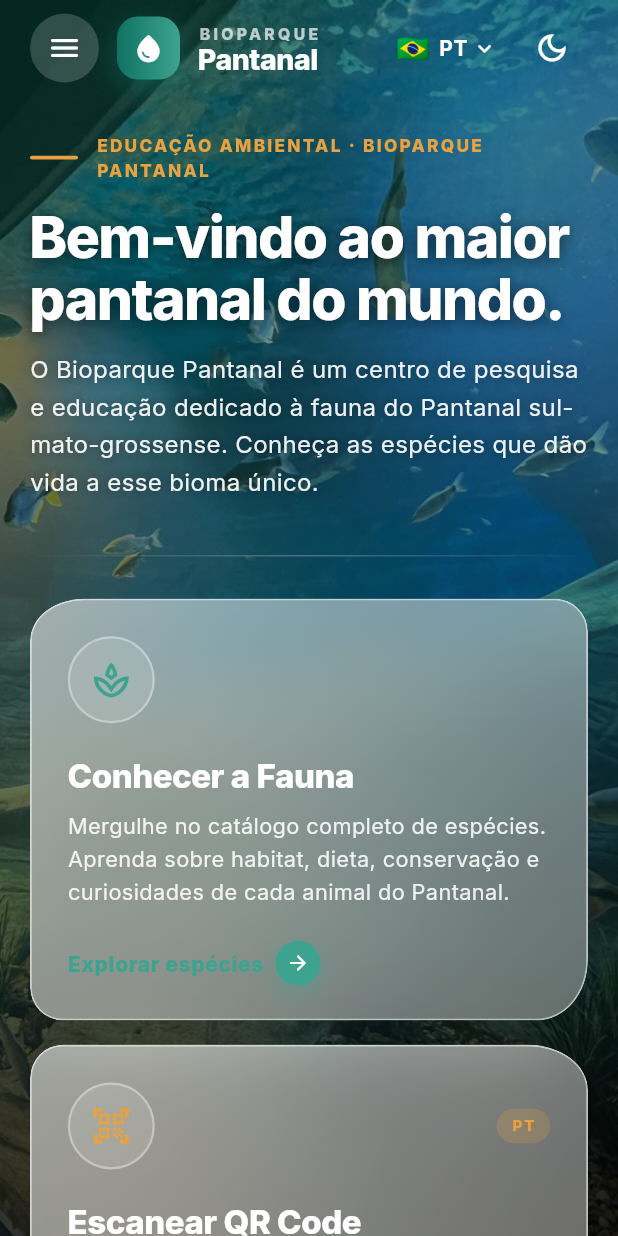
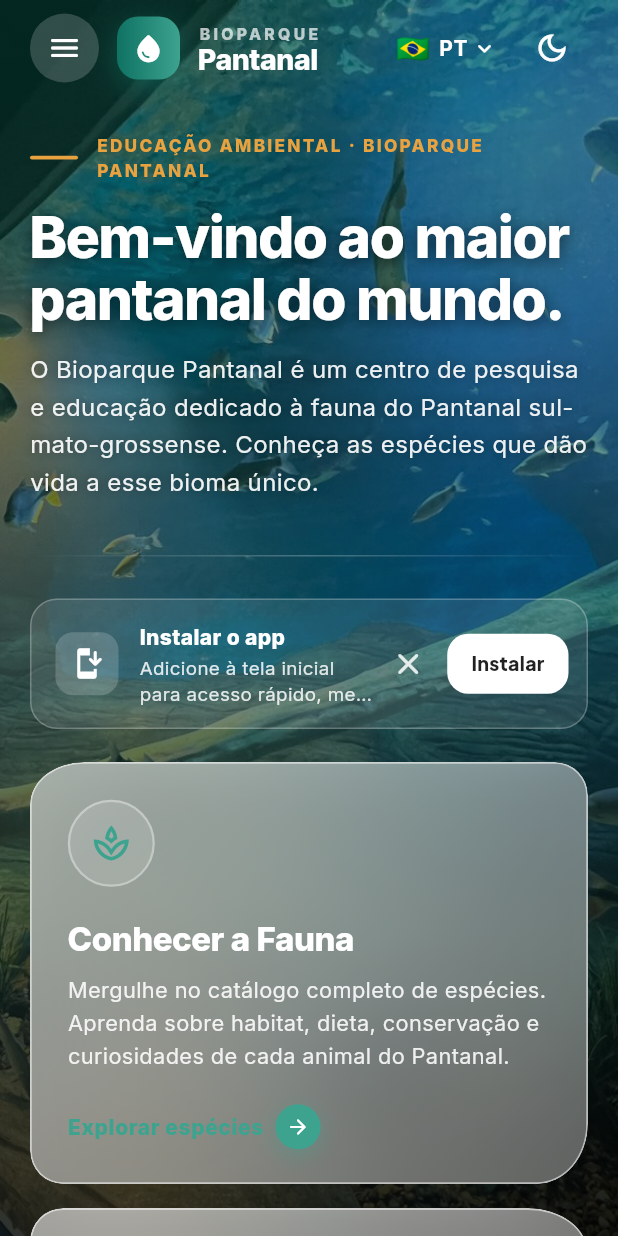
Before and after one commit to projetocientificofaunadobiopar-dev/aquariopantanal, a Flutter app: the AdminDashboard screen opened by its route, after a tap on the "logout" icon, on a phone screen of 412 x 824 dp. Run offline on Flutter 3.47's test engine with Material 3 defaults, Android fonts, the phone set to English and light mode, and no system bars; our stand-ins replace cached_network_image, flutter_staggered_animations, go_router, google_fonts, image_picker, qr_flutter and 3 more; missing offline and left inert: crop_your_image, dart:js_interop, mobile_scanner; accounts and stored records are empty.

Commit message:
feat: banner de instalacao robusto com fallback iOS
- Banner aparece sempre que nao esta instalado e nao foi dispensado
  (mesmo em browsers que nunca disparam beforeinstallprompt)
- Detecta plataforma (iOS, Android, desktop) via userAgent
- iOS: abre modal com instrucoes passo-a-passo (Share -> Adicionar)
- Browsers sem prompt nativo: modal com instrucoes genericas
- Cooldown reduzido de 7 dias para 24h
- Visual integrado ao hero (translucido sobre fundo escuro)

```diff
--- a/lib/i18n/strings.dart
+++ b/lib/i18n/strings.dart
@@ -286,17 +286,31 @@ class Strings {
         es: 'Accesibilidad',
       );
   String get instalarApp => _t(
-        pt: 'Instalar app',
-        en: 'Install app',
-        es: 'Instalar app',
+        pt: 'Instalar o app',
+        en: 'Install the app',
+        es: 'Instalar la app',
       );
   String get instalarAppDesc => _t(
         pt: 'Adicione à tela inicial para acesso rápido, mesmo offline.',
-        en:
-            'Add to your home screen for quick access, even offline.',
+        en: 'Add to your home screen for quick access, even offline.',
         es:
             'Añade a la pantalla de inicio para acceso rápido, incluso sin conexión.',
       );
+  String get instalarIosTitulo => _t(
+        pt: 'Adicionar à Tela de Início',
+        en: 'Add to Home Screen',
+        es: 'Añadir a la pantalla de inicio',
+      );
+  String get instalarIosInstr => _t(
+        pt:
+            '1. Toque no ícone de compartilhar abaixo\n2. Role e toque em "Adicionar à Tela de Início"\n3. Confirme em "Adicionar"',
+        en:
+            '1. Tap the share icon below\n2. Scroll and tap "Add to Home Screen"\n3. Confirm by tapping "Add"',
+        es:
+            '1. Toca el ícono compartir abajo\n2. Desplázate y toca "Añadir a pantalla de inicio"\n3. Confirma tocando "Añadir"',
+      );
+  String get entendi =>
+      _t(pt: 'Entendi', en: 'Got it', es: 'Entendido');
   String get agoraNao =>
       _t(pt: 'Agora não', en: 'Not now', es: 'Ahora no');
   String get instalar =>
--- a/lib/services/pwa_install_service.dart
+++ b/lib/services/pwa_install_service.dart
@@ -11,11 +11,33 @@ external JSFunction? _installFn;
 @JS('__pwaIsStandalone')
 external JSFunction? _isStandaloneFn;
 
+enum PwaPlatform { android, ios, desktop, other }
+
 class PwaInstallService {
   PwaInstallService._();
   static final PwaInstallService instance = PwaInstallService._();
 
   static const _dismissKey = 'bp_pwa_dismissed_at';
+  // 24h em milissegundos
+  static const _dismissDuration = 24 * 60 * 60 * 1000;
+
+  /// Detecta a plataforma pra mostrar instruções específicas.
+  PwaPlatform get platform {
+    if (!kIsWeb) return PwaPlatform.other;
+    final ua = web.window.navigator.userAgent.toLowerCase();
+    if (ua.contains('iphone') ||
+        ua.contains('ipad') ||
+        ua.contains('ipod')) {
+      return PwaPlatform.ios;
+    }
+    if (ua.contains('android')) return PwaPlatform.android;
+    if (ua.contains('windows') ||
+        ua.contains('macintosh') ||
+        ua.contains('linux')) {
+      return PwaPlatform.desktop;
+    }
+    return PwaPlatform.other;
+  }
 
   bool get canInstall {
     if (!kIsWeb) return false;
@@ -47,11 +69,8 @@ class PwaInstallService {
     if (stored == null) return false;
     final ts = int.tryParse(stored);
     if (ts == null) return false;
-    final dias = DateTime.now()
-        .difference(DateTime.fromMillisecondsSinceEpoch(ts))
-        .inDays;
-    // Mostra de novo depois de 7 dias
-    return dias < 7;
+    final agora = DateTime.now().millisecondsSinceEpoch;
+    return (agora - ts) < _dismissDuration;
   }
 
   void dispensar() {
@@ -61,4 +80,10 @@ class PwaInstallService {
       DateTime.now().millisecondsSinceEpoch.toString(),
     );
   }
+
+  /// Apaga o cooldown de dispensa (forçar mostrar de novo).
+  void resetar() {
+    if (!kIsWeb) return;
+    web.window.localStorage.removeItem(_dismissKey);
+  }
 }
--- a/lib/widgets/pwa_install_banner.dart
+++ b/lib/widgets/pwa_install_banner.dart
@@ -4,7 +4,6 @@ import 'package:provider/provider.dart';
 import '../i18n/strings.dart';
 import '../providers/locale_provider.dart';
 import '../services/pwa_install_service.dart';
-import 'app_icons.dart';
 
 class PwaInstallBanner extends StatefulWidget {
   const PwaInstallBanner({super.key});
@@ -16,21 +15,31 @@ class PwaInstallBanner extends StatefulWidget {
 class _PwaInstallBannerState extends State<PwaInstallBanner> {
   bool _checked = false;
   bool _show = false;
+  PwaPlatform _platform = PwaPlatform.other;
+  bool _canPromptNative = false;
 
   @override
   void initState() {
     super.initState();
     WidgetsBinding.instance.addPostFrameCallback((_) async {
-      // Espera um pouco para o beforeinstallprompt disparar
-      await Future<void>.delayed(const Duration(seconds: 2));
+      // Pequeno delay pra deixar o beforeinstallprompt disparar.
+      await Future<void>.delayed(const Duration(seconds: 1));
       if (!mounted) return;
       final pwa = PwaInstallService.instance;
-      final visivel = pwa.canInstall &&
-          !pwa.isStandalone &&
-          !pwa.foiDispensado();
+      final platform = pwa.platform;
+      final canNative = pwa.canInstall;
+      final dismissed = pwa.foiDispensado();
+      final installed = pwa.isStandalone;
+
+      // Regra: aparece se NÃO está instalado E NÃO foi dispensado nas últimas 24h.
+      // No iOS (que nunca tem `canNative` true), mostra instruções manuais.
+      final visivel = !installed && !dismissed;
+
       setState(() {
         _checked = true;
         _show = visivel;
+        _platform = platform;
+        _canPromptNative = canNative;
       });
     });
   }
@@ -40,51 +49,99 @@ class _PwaInstallBannerState extends State<PwaInstallBanner> {
     setState(() => _show = false);
   }
 
-  Future<void> _instalar() async {
+  Future<void> _instalar(Strings s) async {
+    if (_canPromptNative) {
       final r = await PwaInstallService.instance.install();
       if (!mounted) return;
       if (r == 'accepted' || r == 'dismissed') {
         setState(() => _show = false);
       }
+    } else if (_platform == PwaPlatform.ios) {
+      // iOS: abre modal com instruções manuais.
+      _mostrarIosInstr(s);
+    } else {
+      // Browser que ainda não disparou o prompt — mostra instruções genéricas.
+      _mostrarFallback(s);
+    }
+  }
+
+  Future<void> _mostrarIosInstr(Strings s) async {
+    await showDialog<void>(
+      context: context,
+      builder: (ctx) => AlertDialog(
+        shape:
+            RoundedRectangleBorder(borderRadius: BorderRadius.circular(20)),
+        title: Row(
+          children: [
+            const Icon(Icons.ios_share_rounded),
+            const SizedBox(width: 10),
+            Expanded(child: Text(s.instalarIosTitulo)),
+          ],
+        ),
+        content: Text(s.instalarIosInstr, style: const TextStyle(height: 1.5)),
+        actions: [
+          FilledButton(
+            onPressed: () => Navigator.pop(ctx),
+            child: Text(s.entendi),
+          ),
+        ],
+      ),
+    );
+  }
+
+  Future<void> _mostrarFallback(Strings s) async {
+    await showDialog<void>(
+      context: context,
+      builder: (ctx) => AlertDialog(
+        shape:
+            RoundedRectangleBorder(borderRadius: BorderRadius.circular(20)),
+        title: Text(s.instalarApp),
+        content: Text(
+          s.loc == AppLocale.en
+              ? 'In your browser menu, look for "Install app" or "Add to Home Screen". The exact option depends on the browser.'
+              : s.loc == AppLocale.es
+                  ? 'En el menú del navegador busca "Instalar aplicación" o "Agregar a pantalla de inicio". La opción exacta depende del navegador.'
+                  : 'No menu do navegador, procure "Instalar aplicativo" ou "Adicionar à tela inicial". A opção exata depende do navegador.',
+          style: const TextStyle(height: 1.5),
+        ),
+        actions: [
+          FilledButton(
+            onPressed: () => Navigator.pop(ctx),
+            child: Text(s.entendi),
+          ),
+        ],
+      ),
+    );
   }
 
   @override
   Widget build(BuildContext context) {
     if (!_checked || !_show) return const SizedBox.shrink();
     final s = Strings(context.watch<LocaleProvider>().locale);
-    final scheme = Theme.of(context).colorScheme;
 
-    return AnimatedSlide(
-      duration: const Duration(milliseconds: 250),
-      offset: _show ? Offset.zero : const Offset(0, 2),
-      child: Padding(
-        padding: const EdgeInsets.fromLTRB(20, 0, 20, 16),
+    return Padding(
+      padding: const EdgeInsets.fromLTRB(0, 0, 0, 22),
       child: Container(
-          padding: const EdgeInsets.fromLTRB(14, 12, 8, 12),
+        padding: const EdgeInsets.fromLTRB(16, 14, 10, 14),
         decoration: BoxDecoration(
-            color: scheme.primary,
-            borderRadius: BorderRadius.circular(16),
-            boxShadow: [
-              BoxShadow(
-                color: scheme.primary.withOpacity(0.3),
-                blurRadius: 16,
-                offset: const Offset(0, 6),
-              ),
-            ],
+          color: Colors.white.withOpacity(0.10),
+          borderRadius: BorderRadius.circular(18),
+          border:
+              Border.all(color: Colors.white.withOpacity(0.25), width: 1),
         ),
         child: Row(
           children: [
             Container(
-                width: 40,
-                height: 40,
+              width: 42,
+              height: 42,
               decoration: BoxDecoration(
                 color: Colors.white.withOpacity(0.18),
                 borderRadius: BorderRadius.circular(12),
               ),
-                child: const Icon(Icons.download_rounded,
-                    color: Colors.white),
+              child: const Icon(Icons.install_mobile_rounded,
+                  color: Colors.white, size: 22),
             ),
-              const SizedBox(width: 12),
+            const SizedBox(width: 14),
             Expanded(
               child: Column(
                 crossAxisAlignment: CrossAxisAlignment.start,
@@ -102,9 +159,9 @@ class _PwaInstallBannerState extends State<PwaInstallBanner> {
                   Text(
                     s.instalarAppDesc,
                     style: TextStyle(
-                        color: Colors.white.withOpacity(0.9),
-                        fontSize: 12,
-                        height: 1.3,
+                      color: Colors.white.withOpacity(0.85),
+                      fontSize: 12.5,
+                      height: 1.35,
                     ),
                     maxLines: 2,
                     overflow: TextOverflow.ellipsis,
@@ -115,25 +172,26 @@ class _PwaInstallBannerState extends State<PwaInstallBanner> {
             IconButton(
               tooltip: s.agoraNao,
               onPressed: _dispensar,
-                icon: const Icon(Icons.close_rounded, color: Colors.white),
+              icon: Icon(Icons.close_rounded,
+                  color: Colors.white.withOpacity(0.85)),
             ),
-              const SizedBox(width: 4),
+            const SizedBox(width: 2),
             FilledButton(
               style: FilledButton.styleFrom(
                 backgroundColor: Colors.white,
-                  foregroundColor: scheme.primary,
-                  padding: const EdgeInsets.symmetric(
-                      horizontal: 16, vertical: 10),
+                foregroundColor: Colors.black87,
+                padding:
+                    const EdgeInsets.symmetric(horizontal: 16, vertical: 10),
               ),
-                onPressed: _instalar,
+              onPressed: () => _instalar(s),
               child: Text(
                 s.instalar,
-                  style: const TextStyle(fontWeight: FontWeight.w800),
+                style: const TextStyle(
+                    fontWeight: FontWeight.w800, fontSize: 13),
               ),
             ),
-              const SizedBox(width: 4),
+            const SizedBox(width: 2),
           ],
-          ),
         ),
       ),
     );
```
Lines whose indentation alone changed are shown as unchanged.
